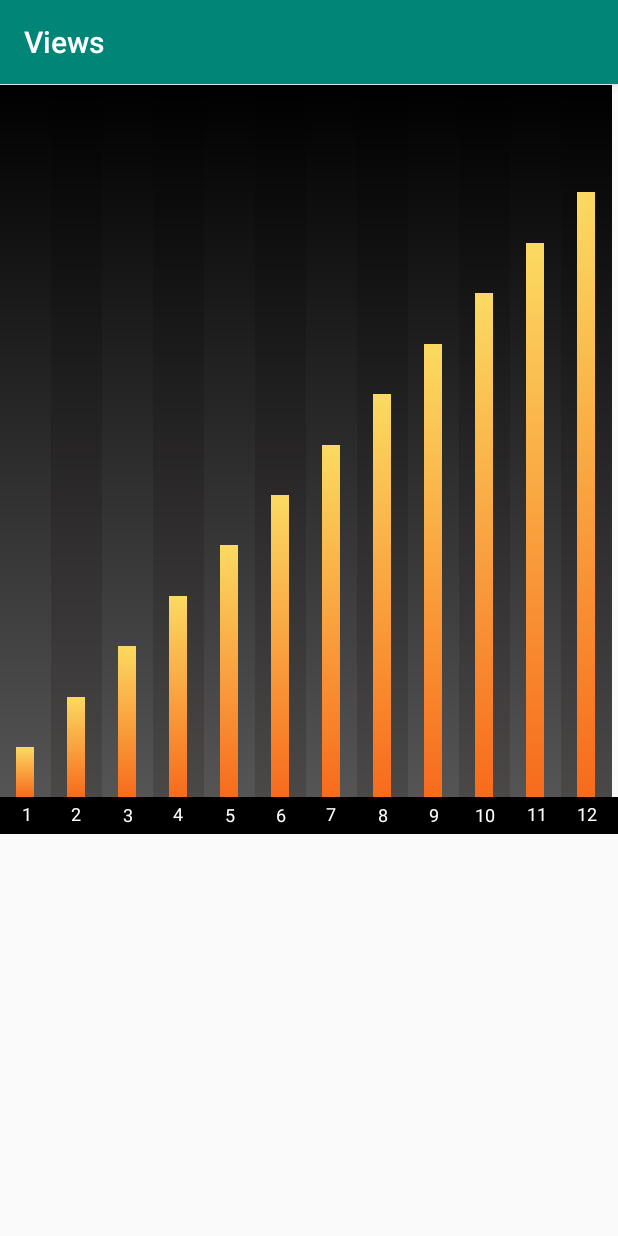
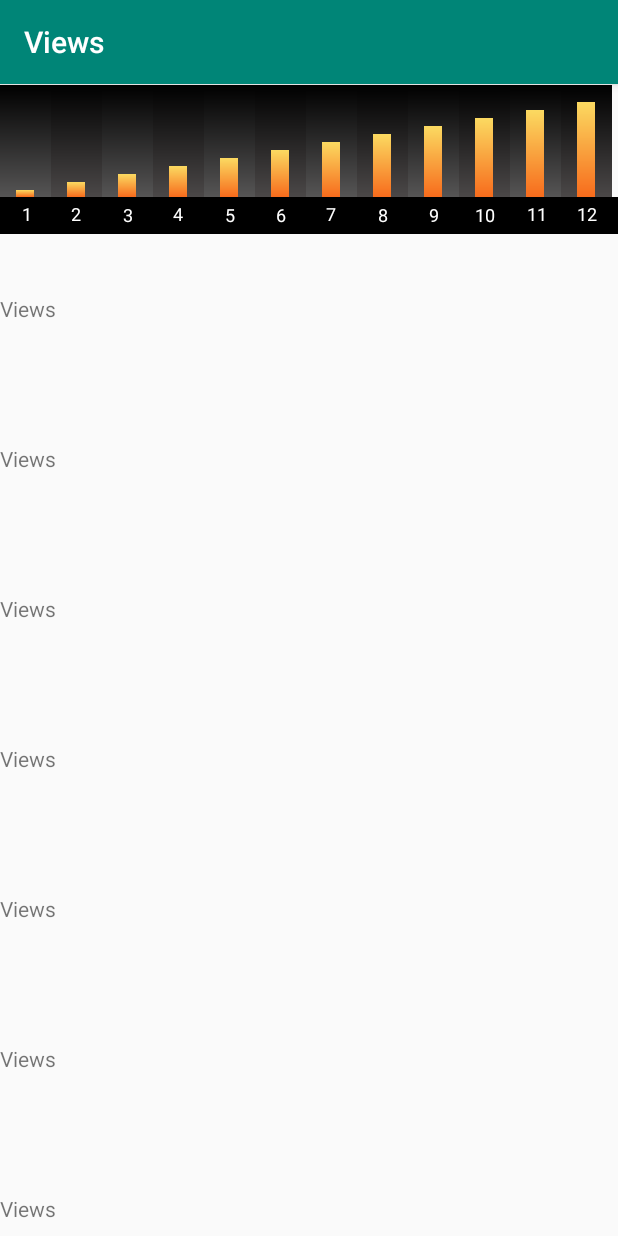
Before and after one commit to Tans5/MyViews, an Android app: the screen it shows after launch (MainActivity), on a phone screen of 412 x 824 dp. Run offline under Robolectric (Android 15) with nearby library versions, the phone set to English and light mode, and no system bars.

Commit message:
Add FreeScrollView.kt

```diff
--- a/app/src/main/res/layout/activity_main.xml
+++ b/app/src/main/res/layout/activity_main.xml
@@ -9,9 +9,84 @@
     <com.tans.views.ColumnDiagramView
         android:id="@+id/column_diagram_view"
         android:layout_width="match_parent"
-        android:layout_height="500dp"
+        android:layout_height="100dp"
         app:text_size="12sp"
         app:foot_height="25dp"
         app:diagram_width="12dp" />
 
+    <com.tans.views.FreeScrollView
+        android:layout_width="match_parent"
+        android:layout_height="match_parent"
+        android:clickable="true"
+        android:focusable="true">
+
+        <LinearLayout
+            android:layout_width="match_parent"
+            android:layout_height="wrap_content"
+            android:orientation="vertical">
+
+            <TextView
+                android:layout_width="wrap_content"
+                android:layout_height="100dp"
+                android:gravity="center_vertical"
+                android:text="@string/app_name"/>
+
+            <TextView
+                android:layout_width="wrap_content"
+                android:layout_height="100dp"
+                android:gravity="center_vertical"
+                android:text="@string/app_name"/>
+
+            <TextView
+                android:layout_width="wrap_content"
+                android:layout_height="100dp"
+                android:gravity="center_vertical"
+                android:text="@string/app_name"/>
+
+            <TextView
+                android:layout_width="wrap_content"
+                android:layout_height="100dp"
+                android:gravity="center_vertical"
+                android:text="@string/app_name"/>
+
+            <TextView
+                android:layout_width="wrap_content"
+                android:layout_height="100dp"
+                android:gravity="center_vertical"
+                android:text="@string/app_name"/>
+
+            <TextView
+                android:layout_width="wrap_content"
+                android:layout_height="100dp"
+                android:gravity="center_vertical"
+                android:text="@string/app_name"/>
+
+            <TextView
+                android:layout_width="wrap_content"
+                android:layout_height="100dp"
+                android:gravity="center_vertical"
+                android:text="@string/app_name"/>
+
+            <TextView
+                android:layout_width="wrap_content"
+                android:layout_height="100dp"
+                android:gravity="center_vertical"
+                android:text="@string/app_name"/>
+
+            <TextView
+                android:layout_width="wrap_content"
+                android:layout_height="100dp"
+                android:gravity="center_vertical"
+                android:text="@string/app_name"/>
+
+            <TextView
+                android:layout_width="wrap_content"
+                android:layout_height="100dp"
+                android:gravity="center_vertical"
+                android:text="@string/app_name"/>
+
+        </LinearLayout>
+
+    </com.tans.views.FreeScrollView>
+
 </LinearLayout>
--- /dev/null
+++ b/views/src/main/java/com/tans/views/FreeScrollView.kt
@@ -0,0 +1,123 @@
+package com.tans.views
+
+import android.annotation.SuppressLint
+import android.content.Context
+import android.util.AttributeSet
+import android.view.MotionEvent
+import android.widget.FrameLayout
+import android.widget.OverScroller
+import androidx.core.view.ViewCompat
+import kotlin.math.max
+import kotlin.math.min
+
+class FreeScrollView : FrameLayout {
+
+    private val scroller: OverScroller by lazy { OverScroller(context) }
+
+    private val scrollListener: GestureScrollListener = { dX, dY ->
+        val (rangeX, rangeY) = getScrollRange()
+        scrollXY(dX = dX.toInt(),
+                scrolledX = scrollX,
+                rangeX = rangeX,
+                dY = dY.toInt(),
+                scrolledY = scrollY,
+                rangeY = rangeY)
+        println("DX: $dX, DY: $dY")
+        true
+    }
+
+    private val flingListener: GestureFlingListener = { vX, vY ->
+        println("VX: $vX, VY: $vY")
+        scroller.fling(
+                scrollX, scrollY,
+                vX.toInt(), vY.toInt(),
+                0, Int.MAX_VALUE,
+                0, Int.MAX_VALUE
+        )
+        ViewCompat.postInvalidateOnAnimation(this)
+        true
+    }
+
+    private val gestureDetector: GestureDetector by lazy { GestureDetector(context = context, gestureScrollListener = scrollListener, gestureFlingListener = flingListener) }
+
+    constructor(context: Context) : super(context)
+
+    constructor(context: Context, attrs: AttributeSet) : super(context, attrs)
+
+    constructor(context: Context, attrs: AttributeSet, attrsStyle: Int) : super(context, attrs, attrsStyle)
+
+    @SuppressLint("ClickableViewAccessibility")
+    override fun onTouchEvent(event: MotionEvent): Boolean {
+        return if (childCount == 1) {
+            val actionMasked = event.actionMasked
+            if ((actionMasked == MotionEvent.ACTION_DOWN || actionMasked == MotionEvent.ACTION_POINTER_DOWN) && !scroller.isFinished) {
+                scroller.abortAnimation()
+            }
+            gestureDetector.onTouchEvent(event)
+        } else {
+            super.onTouchEvent(event)
+        }
+    }
+
+    override fun computeScroll() {
+        val isFinished = scroller.computeScrollOffset()
+        val requestX = scroller.currX
+        val requestY = scroller.currY
+        val oldScrollX = scrollX
+        val oldScrollY = scrollY
+        val dX = requestX - oldScrollX
+        val dY = requestY - oldScrollY
+        val (rangeX, rangeY) = getScrollRange()
+        scrollXY(
+                dX = dX,
+                scrolledX = oldScrollX,
+                rangeX = rangeX,
+                dY = dY,
+                scrolledY = oldScrollY,
+                rangeY = rangeY)
+        val newScrollX = scrollX
+        val newScrollY = scrollY
+        if (newScrollX != oldScrollX || newScrollY != oldScrollY) {
+            if (!isFinished) {
+                ViewCompat.postInvalidateOnAnimation(this)
+            }
+        } else {
+            scroller.abortAnimation()
+        }
+    }
+
+    private fun scrollXY(
+            dX: Int,
+            scrolledX: Int,
+            rangeX: Int,
+            dY: Int,
+            scrolledY: Int,
+            rangeY: Int) {
+        val newScrollX = dX + scrolledX
+        val newScrollY = dY + scrolledY
+        scrollTo(min(newScrollX, rangeX), min(newScrollY, rangeY))
+    }
+
+    private fun getScrollRange(): Pair<Int, Int> {
+        val childCount = childCount
+        return if (childCount > 1) {
+            error("Max child count is 1.")
+        } else {
+            if (childCount <= 0) {
+                0 to 0
+            } else {
+                val child = getChildAt(0)
+                val lp = child.layoutParams as? MarginLayoutParams
+                if (lp != null) {
+                    val childWidth = lp.width + lp.marginStart + lp.marginEnd
+                    val childHeight = lp.height + lp.topMargin + lp.bottomMargin
+                    val meWidth = width - paddingStart - paddingEnd
+                    val meHeight = height - paddingTop - paddingBottom
+                    max(0, childWidth - meWidth) to max(0, childHeight - meHeight)
+                } else {
+                    0 to 0
+                }
+            }
+        }
+    }
+}
--- a/views/src/main/java/com/tans/views/GestureDetector.kt
+++ b/views/src/main/java/com/tans/views/GestureDetector.kt
@@ -56,7 +56,7 @@ class GestureDetector(
             MotionEvent.ACTION_MOVE -> {
                 val newX = event.getX(activeIndex)
                 val newY = event.getY(activeIndex)
-                val dX = newX - lastY
+                val dX = newX - lastX
                 val dY = newY - lastY
                 lastX = newX
                 lastY = newY
@@ -81,8 +81,8 @@ class GestureDetector(
             MotionEvent.ACTION_UP, MotionEvent.ACTION_CANCEL -> {
                 if (actionMasked == MotionEvent.ACTION_UP) {
                     velocityTracker?.computeCurrentVelocity(1000, maxVelocity)
-                    val vX = velocityTracker?.xVelocity ?: 0f
-                    val vY = velocityTracker?.yVelocity ?: 0f
+                    val vX = velocityTracker?.getXVelocity(activeScrollId) ?: 0f
+                    val vY = velocityTracker?.getYVelocity(activeScrollId) ?: 0f
                     handled = if (vX.absoluteValue > minVelocity || vY.absoluteValue > minVelocity) {
                         gestureFlingListener?.invoke(vX, vY) ?: false
                     } else {
```
